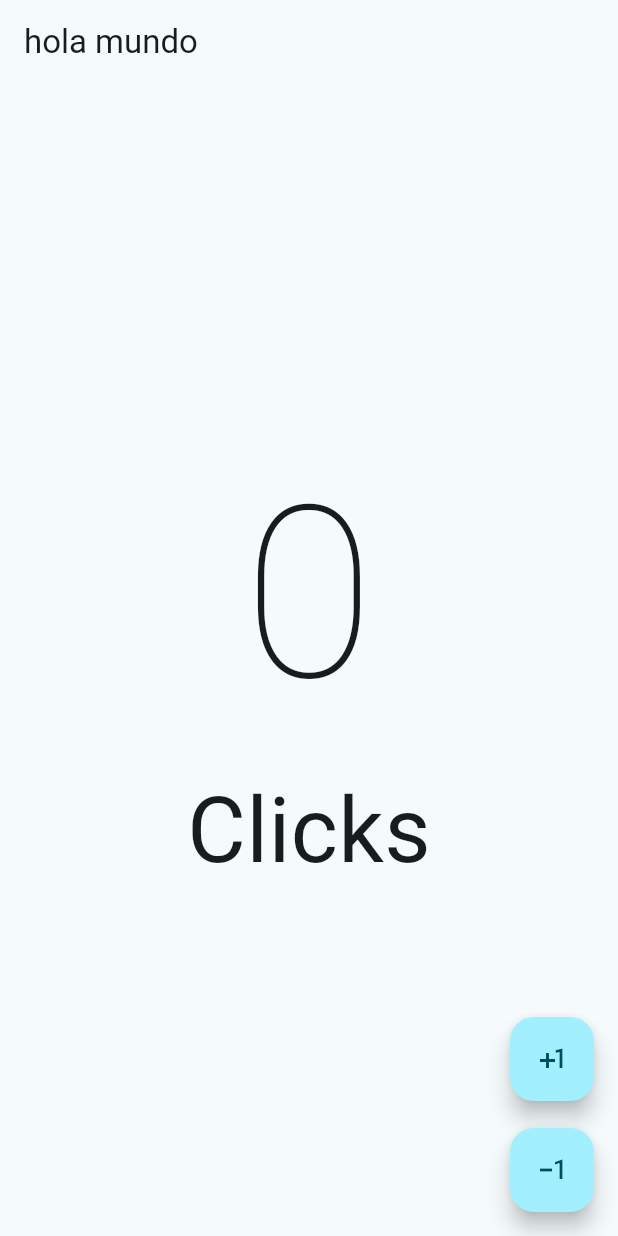
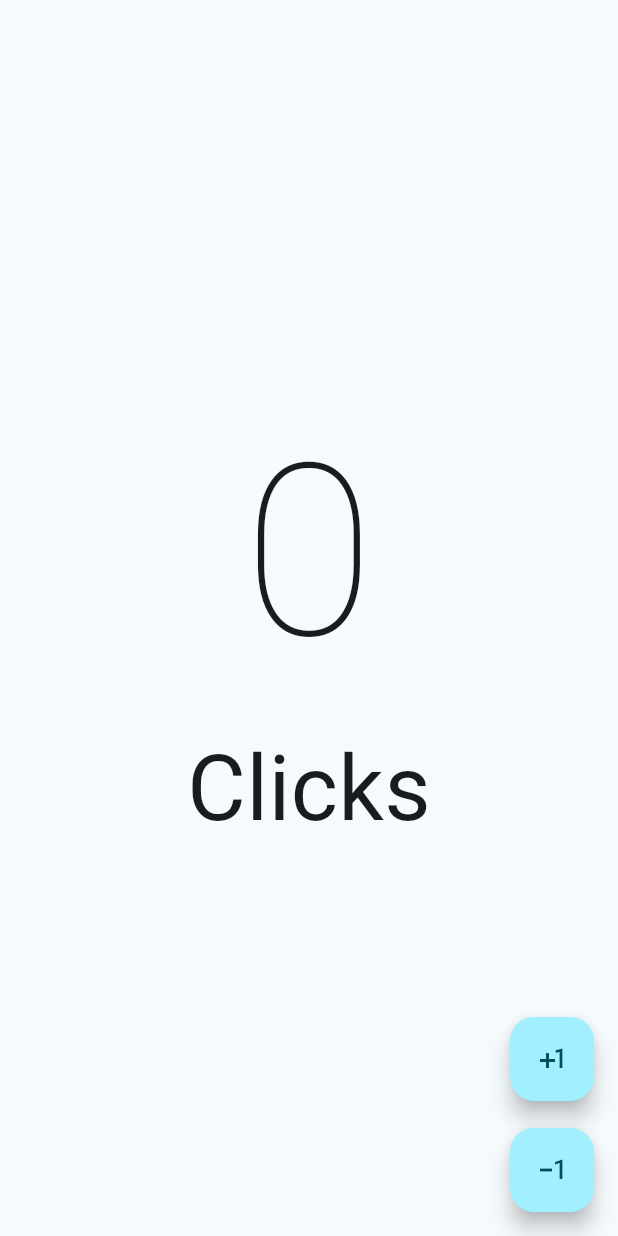
Before and after one commit to Guillermo-CM/ApppContadorrrr, a Flutter app: the screen it shows after launch, on a phone screen of 412 x 824 dp. Run offline on Flutter 3.47's test engine with Material 2 defaults, Android fonts, the phone set to English and light mode, and no system bars.

Commit message:
fix counter app

```diff
--- a/lib/presentation/screens/counter/counter_screen.dart
+++ b/lib/presentation/screens/counter/counter_screen.dart
@@ -12,7 +12,6 @@ class _CounterState extends State<Counter> {
   @override
   Widget build(BuildContext context) {
     return Scaffold(
-      appBar: AppBar(title: const Text('hola mundo')),
       body: Center(
         child: Column(
           mainAxisAlignment: MainAxisAlignment.center,
```
